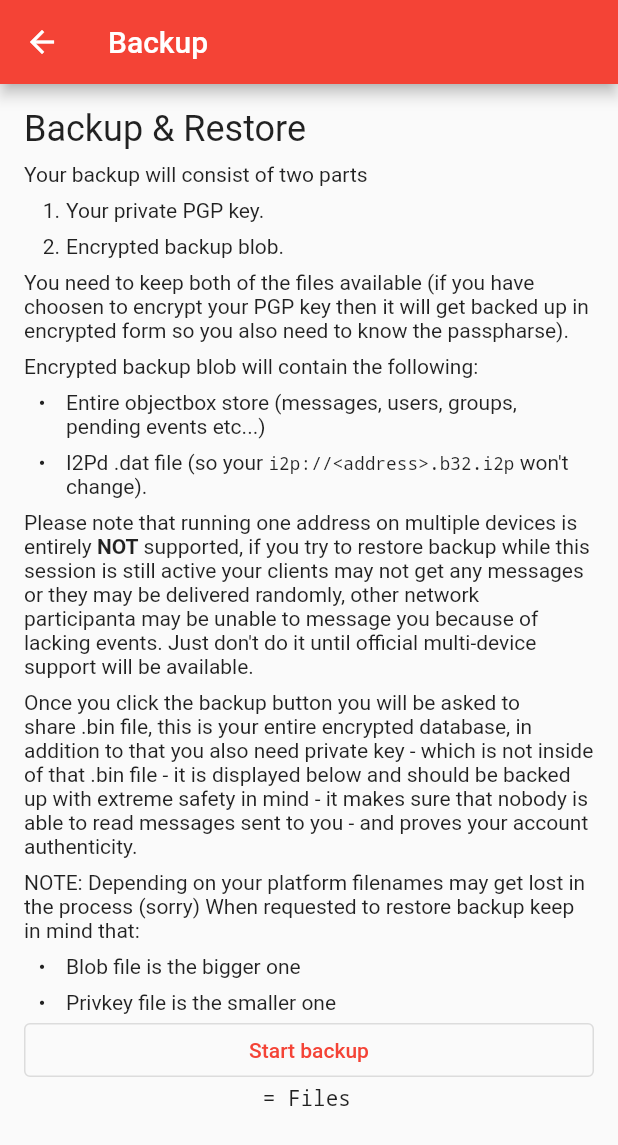
After one commit to MrCyjaneK/p3pch4t, a Flutter app: the BackupPage screen opened directly, after a tap on "Start backup", on a phone screen of 412 x 824 dp. The commit adds this screen. Shown: the top 1145 px of the screen. Run offline on Flutter 3.47's test engine with Material 2 defaults, Android fonts, the phone set to English and light mode, and no system bars; drawn by our look-alikes of flutter_markdown; our stand-ins replace convert, dio, file_picker, flutter_local_notifications, objectbox, open_filex and 6 more; missing offline and left inert: filesize, flex_color_picker, flutter_background_service, flutter_background_service_android, i2p_flutter, markdown and 4 more; accounts and stored records are empty; generated files the repository leaves out were written again; project files that could hold a hidden picture were left out.

Commit message:
feat: backups

```diff
--- /dev/null
+++ b/lib/backuppage.dart
@@ -0,0 +1,142 @@
+import 'dart:convert';
+import 'dart:io';
+import 'dart:typed_data';
+
+import 'package:filesize/filesize.dart';
+import 'package:flutter/material.dart';
+import 'package:flutter_markdown/flutter_markdown.dart';
+import 'package:i2p_flutter/i2p_flutter.dart';
+import 'package:openpgp/openpgp.dart';
+import 'package:p3pch4t/classes/privkey.dart';
+import 'package:p3pch4t/prefs.dart';
+import 'package:share_plus/share_plus.dart';
+
+class BackupPage extends StatefulWidget {
+  const BackupPage({Key? key}) : super(key: key);
+
+  @override
+  State<BackupPage> createState() => _BackupPageState();
+}
+
+class _BackupPageState extends State<BackupPage> {
+  String log = "";
+
+  @override
+  Widget build(BuildContext context) {
+    return Scaffold(
+      appBar: AppBar(
+        title: const Text("Backup"),
+      ),
+      body: SingleChildScrollView(
+        child: Padding(
+          padding: const EdgeInsets.all(16),
+          child: Column(
+            children: [
+              const MarkdownBody(data: r"""# Backup & Restore
+
+Your backup will consist of two parts
+
+1. Your private PGP key.
+2. Encrypted backup blob.
+
+You need to keep both of the files available (if you have choosen to encrypt
+your PGP key then it will get backed up in encrypted form so you also need to
+know the passpharse).
+
+Encrypted backup blob will contain the following:
+ - Entire objectbox store (messages, users, groups, pending events etc...)
+ - I2Pd .dat file (so your `i2p://<address>.b32.i2p` won't change).
+
+Please note that running one address on multiple devices is entirely **NOT**
+supported, if you try to restore backup while this session is still active
+your clients may not get any messages or they may be delivered randomly,
+other network participanta may be unable to message you because of lacking
+events. Just don't do it until official multi-device support will be available.
+
+Once you click the backup button you will be asked to share .bin file, this is
+your entire encrypted database, in addition to that you also need private key -
+which is not inside of that .bin file - it is displayed below and should be
+backed up with extreme safety in mind - it makes sure that nobody is able to
+read messages sent to you - and proves your account authenticity.
+
+NOTE: Depending on your platform filenames may get lost in the process (sorry)
+When requested to restore backup keep in mind that:
+
+ - Blob file is the bigger one
+ - Privkey file is the smaller one
+"""),
+              SizedBox(
+                width: double.maxFinite,
+                child: OutlinedButton(
+                  onPressed: _doBackup,
+                  child: const Text("Start backup"),
+                ),
+              ),
+              SelectableText(
+                log,
+                style: Theme.of(context)
+                    .textTheme
+                    .bodyMedium!
+                    .copyWith(fontFamily: "monospace"),
+              ),
+              const SizedBox(height: 180),
+            ],
+          ),
+        ),
+      ),
+    );
+  }
+
+  void _log(String s) {
+    setState(() {
+      log += "$s\n";
+    });
+  }
+
+  void _doBackup() async {
+    setState(() {
+      log = "";
+    });
+
+    _log("= Files");
+    final i2pdAddressDat =
+        "${await i2pFlutterPlugin.getConfigDirectory()}/p3pch4t.dat";
+    final i2pdAddressContent =
+        base64Encode(await File(i2pdAddressDat).readAsBytes());
+    _log("= objectbox");
+    store.awaitAsyncCompletion();
+    store.awaitAsyncSubmitted();
+    final objectboxDataMdb = "${store.directoryPath}/data.mdb";
+    final objectboxDataMdbContent =
+        base64Encode(await File(objectboxDataMdb).readAsBytes());
+    var backupObject = jsonEncode({
+      "compat": "backup.v1",
+      "i2pd": i2pdAddressContent,
+      "objectbox": objectboxDataMdbContent,
+      "connstring": prefs.getString("connstring"),
+      "username": prefs.getString("username"),
+      "bio": prefs.getString("bio"),
+    });
+
+    _log("Size: ${filesize(backupObject.length)}");
+    _log("= Encrypting");
+    final encS =
+        await OpenPGP.encrypt(backupObject, (await getSelfPubKey()).publicKey);
+    _log("= encS: OK");
+    final blobEnc = XFile.fromData(
+      utf8.encode(encS) as Uint8List,
+      name: "p3p-backup-${DateTime.now().toIso8601String()}.bin",
+    );
+    _log("= blobEnc: OK");
+    final filePrivkey = XFile.fromData(
+      utf8.encode(
+        prefs.getString("privkey")!,
+      ) as Uint8List,
+      name: "privkey.asc",
+    );
+    _log("= privatekey: ok");
+
+    Share.shareXFiles([blobEnc, filePrivkey]);
+    _log("OK");
+  }
+}
--- /dev/null
+++ b/lib/restorepage.dart
@@ -0,0 +1,162 @@
+import 'dart:convert';
+import 'dart:io';
+import 'dart:typed_data';
+
+import 'package:file_picker/file_picker.dart';
+import 'package:filesize/filesize.dart';
+import 'package:flutter/material.dart';
+import 'package:flutter_markdown/flutter_markdown.dart';
+import 'package:i2p_flutter/i2p_flutter.dart';
+import 'package:openpgp/openpgp.dart';
+import 'package:p3pch4t/classes/privkey.dart';
+import 'package:p3pch4t/helpers/pgp.dart';
+import 'package:p3pch4t/prefs.dart';
+import 'package:share_plus/share_plus.dart';
+import 'package:p3pch4t/helpers/consts.dart' as c;
+
+class RestorePage extends StatefulWidget {
+  const RestorePage({Key? key}) : super(key: key);
+
+  @override
+  State<RestorePage> createState() => _RestorePageState();
+}
+
+class _RestorePageState extends State<RestorePage> {
+  String log = "";
+
+  @override
+  Widget build(BuildContext context) {
+    return Scaffold(
+      appBar: AppBar(
+        title: const Text("Restore"),
+      ),
+      body: SingleChildScrollView(
+        child: Padding(
+          padding: const EdgeInsets.all(16),
+          child: Column(
+            children: [
+              const MarkdownBody(data: r"""# Backup & Restore
+
+Valid backup consists of 2 files
+
+1. (Smaller) your private key to decrypt the backup
+2. (Bigger) binary blob with your data
+
+Please pick them here in valid order (private key -> blob) or (smaller -> larger).
+
+NOTE: The app will close after restoring the backup (it will feel like a crash
+but simply reopen the app to continue using your restored session)
+"""),
+              SizedBox(
+                width: double.maxFinite,
+                child: OutlinedButton(
+                  onPressed: () async {
+                    final pKey =
+                        await FilePicker.platform.pickFiles(withData: true);
+                    if (pKey == null) return;
+                    final blob =
+                        await FilePicker.platform.pickFiles(withData: true);
+                    if (blob == null) return;
+                    prefs.setString(
+                        "privkey", utf8.decode(pKey.files.single.bytes!));
+
+                    final decoded = await OpenPGP.decrypt(
+                      utf8.decode(blob.files.single.bytes!),
+                      prefs.getString("privkey")!,
+                      passpharse,
+                    );
+                    final json = jsonDecode(decoded);
+                    // var backupObject = jsonEncode({
+                    //  "compat": "backup.v1",
+                    //  "i2pd": i2pdAddressContent,
+                    //  "objectbox": objectboxDataMdbContent,
+                    //  "connstring": prefs.getString("connstring"),
+                    //  "username": prefs.getString("username"),
+                    //  "bio": prefs.getString("bio"),
+                    //});
+                    final i2pdAddressDat =
+                        "${await i2pFlutterPlugin.getConfigDirectory()}/p3pch4t.dat";
+                    final objectboxDataMdb = "${store.directoryPath}/data.mdb";
+                    await File(i2pdAddressDat)
+                        .writeAsBytes(base64Decode(json["i2pd"]));
+                    store.close();
+                    await File(objectboxDataMdb)
+                        .writeAsBytes(base64Decode(json["objectbox"]));
+                    prefs.setString(
+                        "connstring", json["connstring"].toString());
+                    prefs.setString("username", json["username"].toString());
+                    prefs.setString("bio", json["bio"].toString());
+                    await i2pFlutterPlugin.writeCertificateBundle();
+                    await i2pFlutterPlugin.writeI2pdConf(c.i2pdconf);
+                    await i2pFlutterPlugin.writeTunnelsConf(c.tunnelsconf);
+                    await Future.delayed(const Duration(seconds: 1));
+                    exit(0);
+                  },
+                  child: const Text("Restore"),
+                ),
+              ),
+              SelectableText(
+                log,
+                style: Theme.of(context)
+                    .textTheme
+                    .bodyMedium!
+                    .copyWith(fontFamily: "monospace"),
+              ),
+              const SizedBox(height: 180),
+            ],
+          ),
+        ),
+      ),
+    );
+  }
+
+  void _log(String s) {
+    setState(() {
+      log += "$s\n";
+    });
+  }
+
+  void _doBackup() async {
+    setState(() {
+      log = "";
+    });
+
+    _log("= Files");
+    final i2pdAddressDat =
+        "${await i2pFlutterPlugin.getConfigDirectory()}/p3pch4t.dat";
+    final i2pdAddressContent =
+        base64Encode(await File(i2pdAddressDat).readAsBytes());
+    _log("= objectbox");
+    store.awaitAsyncCompletion();
+    store.awaitAsyncSubmitted();
+    final objectboxDataMdb = "${store.directoryPath}/data.mdb";
+    final objectboxDataMdbContent =
+        base64Encode(await File(objectboxDataMdb).readAsBytes());
+    var backupObject = jsonEncode({
+      "compat": "backup.v1",
+      "i2pd": i2pdAddressContent,
+      "objectbox": objectboxDataMdbContent,
+    });
+
+    _log("Size: ${filesize(backupObject.length)}");
+    _log("= Encrypting");
+    final encS =
+        await OpenPGP.encrypt(backupObject, (await getSelfPubKey()).publicKey);
+    _log("= encS: OK");
+    final blobEnc = XFile.fromData(
+      utf8.encode(encS) as Uint8List,
+      name: "p3p-backup-${DateTime.now().toIso8601String()}.bin",
+    );
+    _log("= blobEnc: OK");
+    final filePrivkey = XFile.fromData(
+      utf8.encode(
+        prefs.getString("privkey")!,
+      ) as Uint8List,
+      name: "privkey.asc",
+    );
+    _log("= privatekey: ok");
+
+    Share.shareXFiles([blobEnc, filePrivkey]);
+    _log("OK");
+  }
+}
--- a/lib/server/ssmdc.v1/event.dart
+++ b/lib/server/ssmdc.v1/event.dart
@@ -149,6 +149,7 @@ Future<Response> ssmdcv1HandleTextV1(
     "connstring": u.connstring,
     "connmethod": u.connmethod,
   };
+  req["body"]["body"]["nonce"] = "${req["body"]["body"]["nonce"]};${u.id}";
   final Event evt = Event(
     jsonBody: jsonEncode(req["body"]["body"]),
     privKey: group.groupPrivatePgp,
@@ -196,6 +197,7 @@ Future<Response> ssmdcv1HandleEvent(
     "connstring": u.connstring,
     "connmethod": u.connmethod,
   };
+  req["body"]["body"]["nonce"] = "${req["body"]["body"]["nonce"]};${u.id}";
   final Event evt = Event(
     jsonBody: jsonEncode(req["body"]["body"]),
     privKey: group.groupPrivatePgp,
--- a/pubspec.yaml
+++ b/pubspec.yaml
@@ -42,6 +42,8 @@ dependencies:
   flex_color_picker: ^3.1.0
   flutter_svg: ^2.0.2
   select_dialog: ^2.0.0
+  cross_file: ^0.3.3+4
+  share_plus: ^6.3.1
 
 dev_dependencies:
   flutter_test:
```
Also changed, not shown: lib/pgpgenpage.dart (+14 -0 lines), lib/settings.dart (+17 -0 lines), pubspec.lock, 6 other files.
